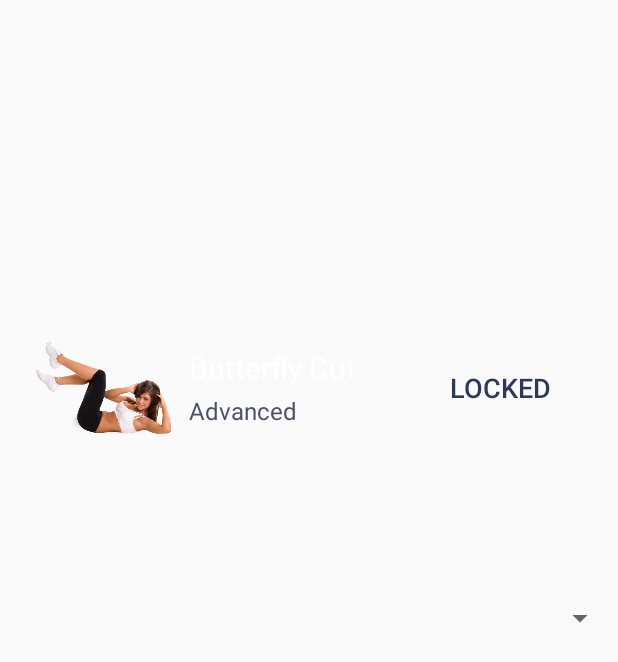
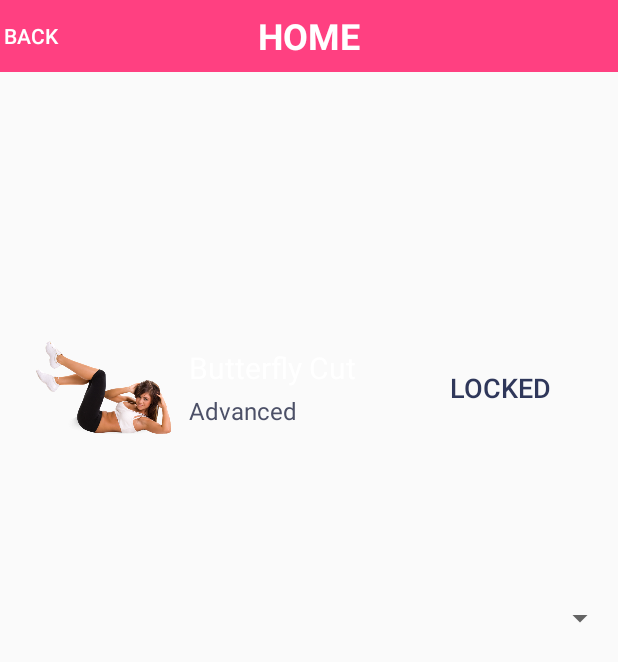
Before and after one commit to TheLippyT/NotAnotherWorkoutApp, an Android app: the EditWorkAct screen opened directly, with no data from a screen before it, on a phone screen of 412 x 824 dp. Shown: the top 662 px of the screen. Run offline under Robolectric (Android 15) with nearby library versions, the phone set to English and light mode, and no system bars; 1 statement that could not run was skipped.

Commit message:
Update activity_edit_work.xml

```diff
--- a/app/src/main/res/layout/activity_edit_work.xml
+++ b/app/src/main/res/layout/activity_edit_work.xml
@@ -5,6 +5,13 @@
     android:layout_width="match_parent"
     android:layout_height="match_parent"
     tools:context=".MainActivity">
+
+        <FrameLayout
+        android:layout_width="match_parent"
+        android:layout_height="48dp"
+        android:id="@+id/topFragment"
+        tools:ignore="MissingConstraints" />
+
 
     <TextView
         android:id="@+id/titlepage"
```
